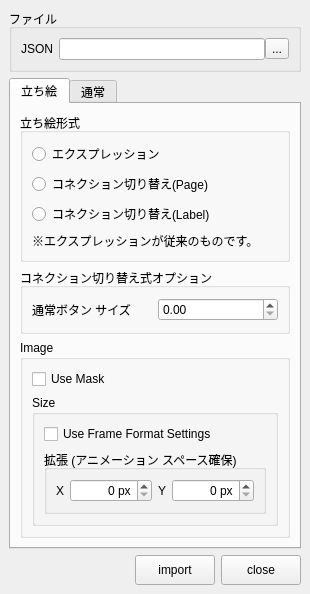
nakano000/Resolve_Script, file app/fusion/python/rs_fusion/tool/importer/importer.ui: the form before one commit.
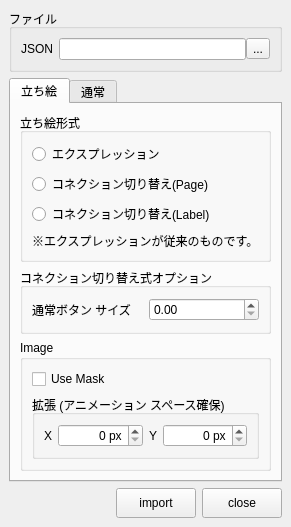
The form after the commit.

Commit message: use_frame_format_settings オプション廃止

```diff
--- a/app/fusion/python/rs_fusion/tool/importer/importer.ui
+++ b/app/fusion/python/rs_fusion/tool/importer/importer.ui
@@ -6,8 +6,8 @@
    <rect>
     <x>0</x>
     <y>0</y>
-    <width>296</width>
-    <height>504</height>
+    <width>285</width>
+    <height>450</height>
    </rect>
   </property>
   <property name="windowTitle">
@@ -132,19 +132,6 @@
             </widget>
            </item>
            <item>
-            <widget class="QGroupBox" name="groupBox_2">
-             <property name="title">
-              <string>Size</string>
-             </property>
-             <layout class="QVBoxLayout" name="verticalLayout_8">
-              <item>
-               <widget class="QCheckBox" name="useFrameFormatSettingsCheckBox">
-                <property name="text">
-                 <string>Use Frame Format Settings</string>
-                </property>
-               </widget>
-              </item>
-              <item>
                <widget class="QGroupBox" name="expandGroupBox">
                 <property name="title">
                  <string>拡張 (アニメーション スペース確保)</string>
@@ -205,9 +192,6 @@
                     </widget>
                    </item>
                   </layout>
-                 </item>
-                </layout>
-               </widget>
               </item>
              </layout>
             </widget>
```
Lines whose indentation alone changed are shown as unchanged. The commit also changes 2 other files.
